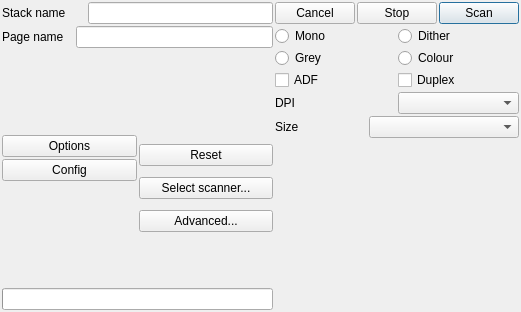
Above: pscan.ui from sjg20/paperman before the change. Below: the same form after it.
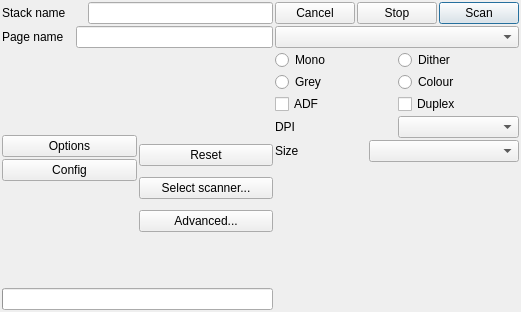
That is the form after the change. Custom widgets are drawn as their Qt base class.

Commit message:
pscan: Show a preset combobox
Add a widget showing the current preset. For now it doesn't do anything.

What changed in the file:
```diff
--- a/pscan.ui
+++ b/pscan.ui
@@ -356,6 +356,9 @@
        </item>
       </layout>
      </item>
+     <item>
+      <widget class="QComboBox" name="preset"/>
+     </item>
      <item>
       <layout class="QGridLayout" name="gridLayout">
        <item row="1" column="0">
```
The commit also changes 2 other files.
